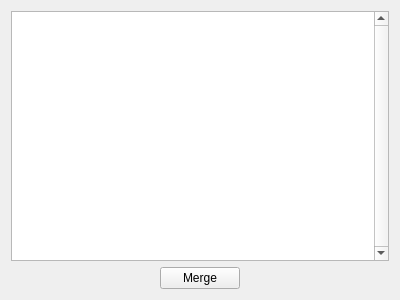
The window that core/panel/run_Path_Solving_listbox.ui (KmolYuan/Pyslvs-UI) describes before a commit, drawn with Qt 5.
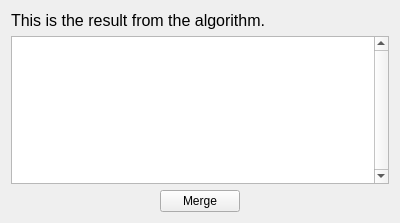
The same window after the commit.

The edit to the form file:
```diff
--- a/core/panel/run_Path_Solving_listbox.ui
+++ b/core/panel/run_Path_Solving_listbox.ui
@@ -7,17 +7,24 @@
     <x>0</x>
     <y>0</y>
     <width>400</width>
-    <height>300</height>
+    <height>223</height>
    </rect>
   </property>
   <property name="windowTitle">
    <string>Thinking list</string>
   </property>
   <layout class="QVBoxLayout" name="verticalLayout">
+   <item>
+    <widget class="QLabel" name="label">
+     <property name="text">
+      <string>&lt;html&gt;&lt;head/&gt;&lt;body&gt;&lt;p&gt;&lt;span style=&quot; font-size:12pt;&quot;&gt;This is the result from the algorithm.&lt;/span&gt;&lt;/p&gt;&lt;/body&gt;&lt;/html&gt;</string>
+     </property>
+    </widget>
+   </item>
    <item>
     <widget class="QListWidget" name="Point_list">
      <property name="sizePolicy">
-      <sizepolicy hsizetype="Expanding" vsizetype="Expanding">
+      <sizepolicy hsizetype="Preferred" vsizetype="Preferred">
        <horstretch>0</horstretch>
        <verstretch>0</verstretch>
       </sizepolicy>
```
